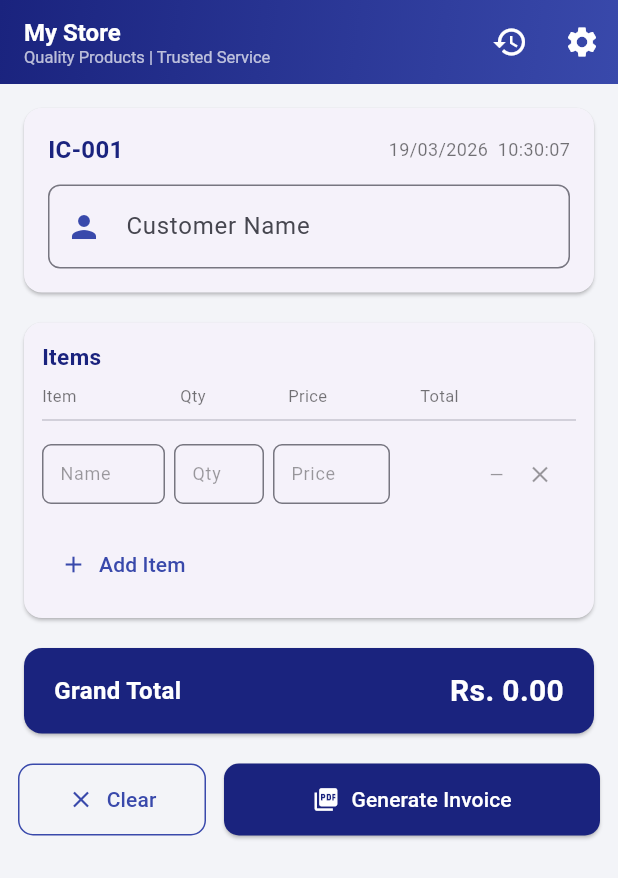
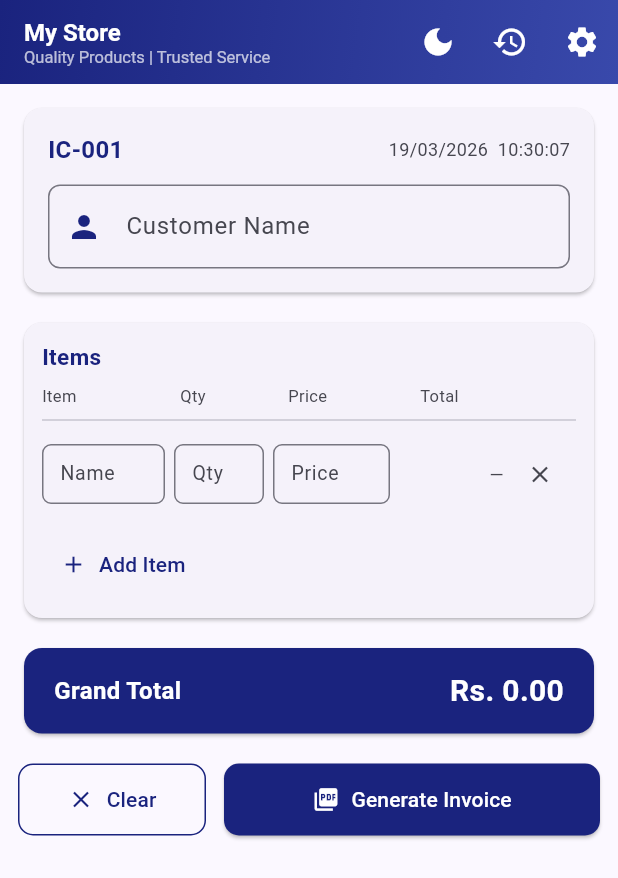
Before and after one commit to MahajanMohit/Invoice_generator, a Flutter app: the screen it shows after launch, on a phone screen of 412 x 824 dp. Shown: the top 878 px of the screen. Run offline on Flutter 3.47's test engine with Material 3 defaults, Android fonts, the phone set to English and light mode, and no system bars; our stand-ins replace open_filex, pdf, share_plus, shared_preferences, sqflite; accounts and stored records are empty.

Commit message:
Add clear confirmation dialog and dark mode toggle
- Clear button now shows a confirmation dialog if the form has any
  content, preventing accidental data loss
- Dark/light mode toggle added as first AppBar action (moon/sun icon)
  using a global ValueNotifier so the theme switches instantly
- Dark theme defined in MaterialApp with Material 3 dark color scheme
- All hardcoded Colors.black54/38 replaced with theme-aware
  colorScheme.onSurfaceVariant for proper dark mode readability

https://claude.ai/code/session_019NBe2KZ6woXxuhiGGseFEh

```diff
--- a/shakti_invoice/lib/main.dart
+++ b/shakti_invoice/lib/main.dart
@@ -1,5 +1,7 @@
 import 'package:flutter/material.dart';
 import 'screens/home_screen.dart';
+
+final themeModeNotifier = ValueNotifier<ThemeMode>(ThemeMode.light);
 
 void main() {
   WidgetsFlutterBinding.ensureInitialized();
@@ -11,9 +13,12 @@ class InvoiceCreatorApp extends StatelessWidget {
 
   @override
   Widget build(BuildContext context) {
-    return MaterialApp(
+    return ValueListenableBuilder<ThemeMode>(
+      valueListenable: themeModeNotifier,
+      builder: (_, mode, __) => MaterialApp(
         title: 'Invoice Creator',
         debugShowCheckedModeBanner: false,
+        themeMode: mode,
         theme: ThemeData(
           colorScheme: ColorScheme.fromSeed(
             seedColor: const Color(0xFF1a237e),
@@ -22,7 +27,16 @@ class InvoiceCreatorApp extends StatelessWidget {
           useMaterial3: true,
           fontFamily: 'Roboto',
         ),
+        darkTheme: ThemeData(
+          colorScheme: ColorScheme.fromSeed(
+            seedColor: const Color(0xFF1a237e),
+            brightness: Brightness.dark,
+          ),
+          useMaterial3: true,
+          fontFamily: 'Roboto',
+        ),
         home: const HomeScreen(),
+      ),
     );
   }
 }
--- a/shakti_invoice/lib/screens/home_screen.dart
+++ b/shakti_invoice/lib/screens/home_screen.dart
@@ -4,6 +4,7 @@ import 'package:intl/intl.dart';
 import 'package:open_filex/open_filex.dart';
 import 'package:share_plus/share_plus.dart';
 import '../database/database_helper.dart';
+import '../main.dart' show themeModeNotifier;
 import '../models/invoice.dart';
 import '../models/invoice_item.dart';
 import '../services/pdf_service.dart';
@@ -121,6 +122,14 @@ class _HomeScreenState extends State<HomeScreen> {
     return items;
   }
 
+  bool get _hasContent {
+    if (_customerCtrl.text.isNotEmpty) return true;
+    return _rows.any((r) =>
+        r['name']!.text.isNotEmpty ||
+        r['qty']!.text.isNotEmpty ||
+        r['price']!.text.isNotEmpty);
+  }
+
   void _clearForm() {
     _customerCtrl.clear();
     for (final row in _rows) {
@@ -131,6 +140,33 @@ class _HomeScreenState extends State<HomeScreen> {
     _rows.clear();
     _addRow();
     _loadInvoiceNumber();
+  }
+
+  Future<void> _confirmClear() async {
+    if (!_hasContent) {
+      _clearForm();
+      return;
+    }
+    final confirm = await showDialog<bool>(
+      context: context,
+      builder: (ctx) => AlertDialog(
+        title: const Text('Clear Invoice?'),
+        content: const Text(
+            'All entered data will be lost. Are you sure you want to clear?'),
+        actions: [
+          TextButton(
+            onPressed: () => Navigator.pop(ctx, false),
+            child: const Text('Cancel'),
+          ),
+          TextButton(
+            onPressed: () => Navigator.pop(ctx, true),
+            style: TextButton.styleFrom(foregroundColor: Colors.red),
+            child: const Text('Clear'),
+          ),
+        ],
+      ),
+    );
+    if (confirm == true) _clearForm();
   }
 
   Future<void> _openSettings() async {
@@ -168,7 +204,6 @@ class _HomeScreenState extends State<HomeScreen> {
 
       final invoiceId = await _db.insertInvoice(invoice, items);
 
-      // Pass current store settings into PDF generation
       final pdfPath = await PdfService.generateReceipt(
         invoice: invoice,
         items: items,
@@ -210,7 +245,6 @@ class _HomeScreenState extends State<HomeScreen> {
         content: Text(
           '${invoice.invoiceNo}  •  ${invoice.customer}  •  Rs.${moneyFmt.format(invoice.grandTotal)}',
           textAlign: TextAlign.center,
-          style: const TextStyle(color: Colors.black54),
         ),
         actions: [
           TextButton.icon(
@@ -255,8 +289,10 @@ class _HomeScreenState extends State<HomeScreen> {
 
   @override
   Widget build(BuildContext context) {
+    final cs = Theme.of(context).colorScheme;
+    final isDark = Theme.of(context).brightness == Brightness.dark;
+
     return Scaffold(
-      backgroundColor: const Color(0xFFF3F4F8),
       appBar: AppBar(
         flexibleSpace: Container(
           decoration: const BoxDecoration(
@@ -286,6 +322,21 @@ class _HomeScreenState extends State<HomeScreen> {
           ],
         ),
         actions: [
+          ValueListenableBuilder<ThemeMode>(
+            valueListenable: themeModeNotifier,
+            builder: (_, mode, __) => IconButton(
+              icon: Icon(
+                mode == ThemeMode.dark ? Icons.light_mode : Icons.dark_mode,
+                color: Colors.white,
+              ),
+              tooltip: mode == ThemeMode.dark ? 'Light mode' : 'Dark mode',
+              onPressed: () {
+                themeModeNotifier.value = mode == ThemeMode.dark
+                    ? ThemeMode.light
+                    : ThemeMode.dark;
+              },
+            ),
+          ),
           IconButton(
             icon: const Icon(Icons.history, color: Colors.white),
             tooltip: 'Invoice History',
@@ -306,9 +357,9 @@ class _HomeScreenState extends State<HomeScreen> {
         child: ListView(
           padding: const EdgeInsets.all(12),
           children: [
-            _buildHeaderCard(),
+            _buildHeaderCard(cs, isDark),
             const SizedBox(height: 12),
-            _buildItemsCard(),
+            _buildItemsCard(cs, isDark),
             const SizedBox(height: 12),
             _buildTotalRow(),
             const SizedBox(height: 16),
@@ -320,7 +371,7 @@ class _HomeScreenState extends State<HomeScreen> {
     );
   }
 
-  Widget _buildHeaderCard() => Card(
+  Widget _buildHeaderCard(ColorScheme cs, bool isDark) => Card(
         shape:
             RoundedRectangleBorder(borderRadius: BorderRadius.circular(12)),
         child: Padding(
@@ -333,15 +384,16 @@ class _HomeScreenState extends State<HomeScreen> {
                 children: [
                   Text(
                     _invoiceNo,
-                    style: const TextStyle(
-                      color: _primary,
+                    style: TextStyle(
+                      color: cs.primary,
                       fontWeight: FontWeight.bold,
                       fontSize: 16,
                     ),
                   ),
                   Text(
                     _dateTimeStr,
-                    style: const TextStyle(color: Colors.black54, fontSize: 12),
+                    style: TextStyle(
+                        color: cs.onSurfaceVariant, fontSize: 12),
                   ),
                 ],
               ),
@@ -350,12 +402,12 @@ class _HomeScreenState extends State<HomeScreen> {
                 controller: _customerCtrl,
                 decoration: InputDecoration(
                   labelText: 'Customer Name',
-                  prefixIcon: const Icon(Icons.person, color: _mid),
+                  prefixIcon: Icon(Icons.person, color: cs.primary),
                   border: OutlineInputBorder(
                       borderRadius: BorderRadius.circular(8)),
                   focusedBorder: OutlineInputBorder(
                     borderRadius: BorderRadius.circular(8),
-                    borderSide: const BorderSide(color: _primary, width: 2),
+                    borderSide: BorderSide(color: cs.primary, width: 2),
                   ),
                 ),
                 textCapitalization: TextCapitalization.words,
@@ -365,7 +417,7 @@ class _HomeScreenState extends State<HomeScreen> {
         ),
       );
 
-  Widget _buildItemsCard() => Card(
+  Widget _buildItemsCard(ColorScheme cs, bool isDark) => Card(
         shape:
             RoundedRectangleBorder(borderRadius: BorderRadius.circular(12)),
         child: Padding(
@@ -373,55 +425,58 @@ class _HomeScreenState extends State<HomeScreen> {
           child: Column(
             crossAxisAlignment: CrossAxisAlignment.start,
             children: [
-              const Text('Items',
+              Text('Items',
                   style: TextStyle(
                       fontWeight: FontWeight.bold,
                       fontSize: 15,
-                      color: _primary)),
+                      color: cs.primary)),
               const SizedBox(height: 8),
-              const Row(
+              Row(
                 children: [
                   Expanded(
                       flex: 3,
                       child: Text('Item',
                           style: TextStyle(
-                              fontSize: 11, color: Colors.black54))),
-                  SizedBox(width: 8),
+                              fontSize: 11,
+                              color: cs.onSurfaceVariant))),
+                  const SizedBox(width: 8),
                   SizedBox(
                       width: 64,
                       child: Text('Qty',
                           style: TextStyle(
-                              fontSize: 11, color: Colors.black54))),
-                  SizedBox(width: 8),
+                              fontSize: 11,
+                              color: cs.onSurfaceVariant))),
+                  const SizedBox(width: 8),
                   SizedBox(
                       width: 80,
                       child: Text('Price',
                           style: TextStyle(
-                              fontSize: 11, color: Colors.black54))),
-                  SizedBox(width: 8),
+                              fontSize: 11,
+                              color: cs.onSurfaceVariant))),
+                  const SizedBox(width: 8),
                   SizedBox(
                       width: 72,
                       child: Text('Total',
                           style: TextStyle(
-                              fontSize: 11, color: Colors.black54))),
-                  SizedBox(width: 32),
+                              fontSize: 11,
+                              color: cs.onSurfaceVariant))),
+                  const SizedBox(width: 32),
                 ],
               ),
               const Divider(),
-              ...List.generate(_rows.length, (i) => _buildItemRow(i)),
+              ...List.generate(_rows.length, (i) => _buildItemRow(i, cs)),
               const SizedBox(height: 8),
               TextButton.icon(
                 onPressed: _addRow,
                 icon: const Icon(Icons.add, size: 18),
                 label: const Text('Add Item'),
-                style: TextButton.styleFrom(foregroundColor: _mid),
               ),
             ],
           ),
         ),
       );
 
-  Widget _buildItemRow(int i) {
+  Widget _buildItemRow(int i, ColorScheme cs) {
     return StatefulBuilder(
       builder: (context, rowSetState) {
         final total = _rowTotal(i);
@@ -444,7 +499,7 @@ class _HomeScreenState extends State<HomeScreen> {
                 flex: 3,
                 child: TextField(
                   controller: _rows[i]['name'],
-                  decoration: _inputDeco('Name'),
+                  decoration: _inputDeco('Name', cs),
                   textCapitalization: TextCapitalization.sentences,
                   style: const TextStyle(fontSize: 13),
                 ),
@@ -454,7 +509,7 @@ class _HomeScreenState extends State<HomeScreen> {
                 width: 60,
                 child: TextField(
                   controller: _rows[i]['qty'],
-                  decoration: _inputDeco('Qty'),
+                  decoration: _inputDeco('Qty', cs),
                   keyboardType:
                       const TextInputType.numberWithOptions(decimal: true),
                   style: const TextStyle(fontSize: 13),
@@ -465,7 +520,7 @@ class _HomeScreenState extends State<HomeScreen> {
                 width: 78,
                 child: TextField(
                   controller: _rows[i]['price'],
-                  decoration: _inputDeco('Price'),
+                  decoration: _inputDeco('Price', cs),
                   keyboardType:
                       const TextInputType.numberWithOptions(decimal: true),
                   style: const TextStyle(fontSize: 13),
@@ -479,14 +534,15 @@ class _HomeScreenState extends State<HomeScreen> {
                   textAlign: TextAlign.right,
                   style: TextStyle(
                     fontSize: 12,
-                    color: total > 0 ? _primary : Colors.black38,
+                    color: total > 0 ? cs.primary : cs.onSurfaceVariant,
                     fontWeight:
                         total > 0 ? FontWeight.w600 : FontWeight.normal,
                   ),
                 ),
               ),
               IconButton(
-                icon: const Icon(Icons.close, size: 18, color: Colors.black38),
+                icon: Icon(Icons.close,
+                    size: 18, color: cs.onSurfaceVariant),
                 padding: EdgeInsets.zero,
                 onPressed: () => _removeRow(i),
               ),
@@ -497,16 +553,15 @@ class _HomeScreenState extends State<HomeScreen> {
     );
   }
 
-  InputDecoration _inputDeco(String hint) => InputDecoration(
+  InputDecoration _inputDeco(String hint, ColorScheme cs) => InputDecoration(
         hintText: hint,
-        hintStyle: const TextStyle(fontSize: 12, color: Colors.black38),
         isDense: true,
         contentPadding:
             const EdgeInsets.symmetric(horizontal: 8, vertical: 10),
         border: OutlineInputBorder(borderRadius: BorderRadius.circular(6)),
         focusedBorder: OutlineInputBorder(
           borderRadius: BorderRadius.circular(6),
-          borderSide: const BorderSide(color: _primary),
+          borderSide: BorderSide(color: cs.primary),
         ),
       );
 
@@ -536,17 +591,19 @@ class _HomeScreenState extends State<HomeScreen> {
         ),
       );
 
-  Widget _buildButtons() => Row(
+  Widget _buildButtons() {
+    final cs = Theme.of(context).colorScheme;
+    return Row(
       children: [
         Expanded(
           child: OutlinedButton.icon(
             icon: const Icon(Icons.clear),
             label: const Text('Clear'),
-              onPressed: _clearForm,
+            onPressed: _confirmClear,
             style: OutlinedButton.styleFrom(
               padding: const EdgeInsets.symmetric(vertical: 14),
-                side: const BorderSide(color: _mid),
-                foregroundColor: _mid,
+              side: BorderSide(color: cs.primary),
+              foregroundColor: cs.primary,
               shape: RoundedRectangleBorder(
                   borderRadius: BorderRadius.circular(10)),
             ),
@@ -577,3 +634,4 @@ class _HomeScreenState extends State<HomeScreen> {
       ],
     );
   }
+}
```
Lines whose indentation alone changed are shown as unchanged.
